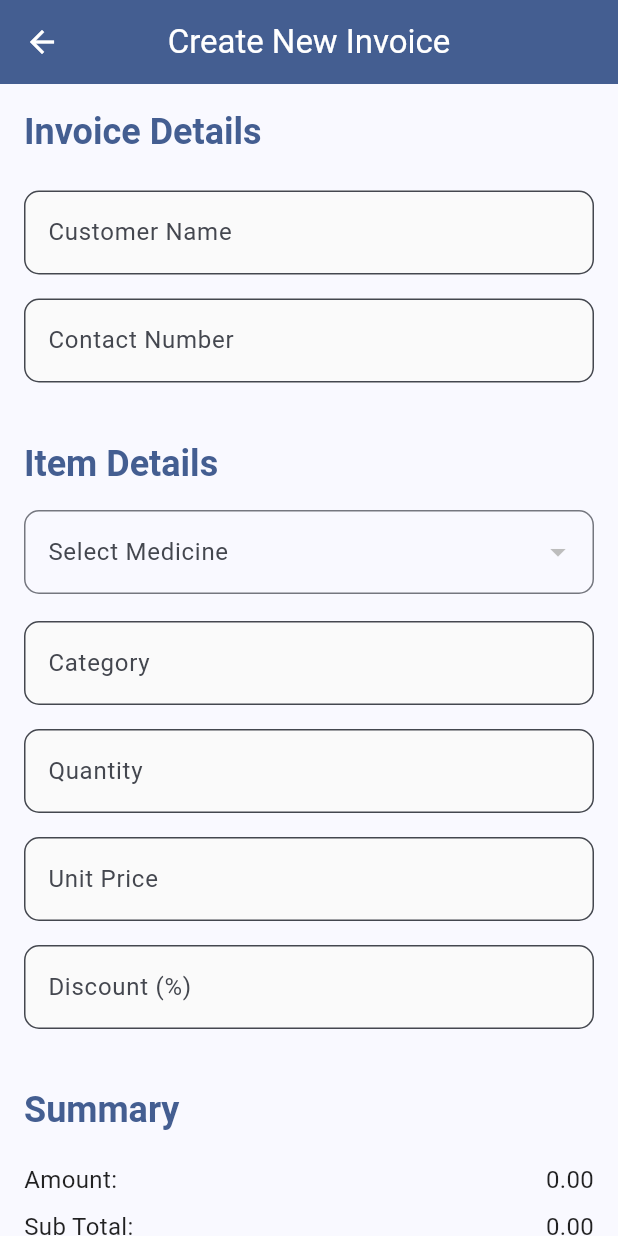
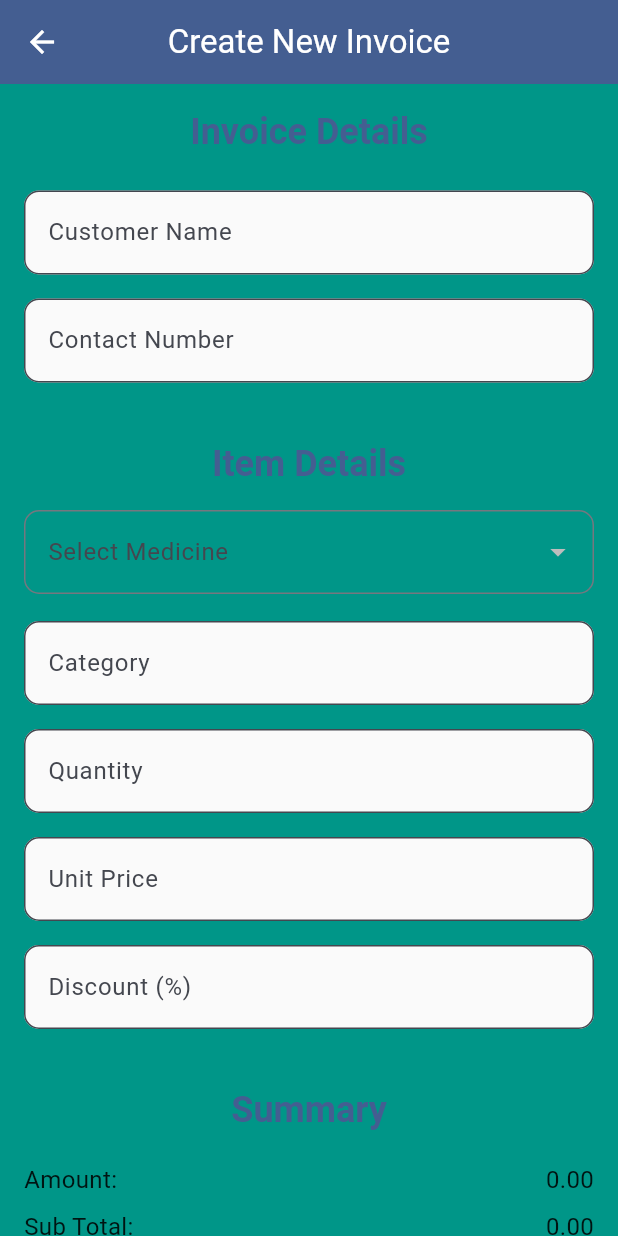
Before and after one commit to OmarFaruq97/pharmacy_management_system_flutter, a Flutter app: the screen it shows after launch, after a tap on "Create-Invoices", on a phone screen of 412 x 824 dp. Run offline on Flutter 3.47's test engine with Material 3 defaults, Android fonts, the phone set to English and light mode, and no system bars; network calls fail.

```diff
--- a/pms_flutter_app/lib/screens/add_medicine_screen.dart
+++ b/pms_flutter_app/lib/screens/add_medicine_screen.dart
@@ -49,7 +49,8 @@ class _AddMedicineScreenState extends State<AddMedicineScreen> {
       };
 
       // Replace with your backend URL
-      const String apiUrl = "http://192.168.0.197:8080/api/inventory/receive";
+      // const String apiUrl = "http://192.168.0.197:8080/api/inventory/receive";
+      const String apiUrl = "http://192.168.0.186:8080/api/inventory/receive";
 
       try {
         final response = await http.post(
--- a/pms_flutter_app/lib/screens/create_invoice.dart
+++ b/pms_flutter_app/lib/screens/create_invoice.dart
@@ -43,7 +43,8 @@ class _CreateInvoiceScreenState extends State<CreateInvoiceScreen> {
   Future<void> _fetchInventory() async {
     try {
       final response = await http.get(
-        Uri.parse('http://192.168.0.197:8080/api/inventory/all'),
+        // Uri.parse('http://192.168.0.197:8080/api/inventory/all'),
+        Uri.parse('http://192.168.0.186:8080/api/inventory/all'),
       );
       if (response.statusCode == 200) {
         final List<dynamic> data = jsonDecode(response.body);
@@ -93,6 +94,7 @@ class _CreateInvoiceScreenState extends State<CreateInvoiceScreen> {
   @override
   Widget build(BuildContext context) {
     return Scaffold(
+      backgroundColor: Colors.teal,
       appBar: AppBar(
         title: const Text('Create New Invoice'),
         centerTitle: true,
@@ -102,7 +104,7 @@ class _CreateInvoiceScreenState extends State<CreateInvoiceScreen> {
       body: SingleChildScrollView(
         padding: const EdgeInsets.all(16.0),
         child: Column(
-          crossAxisAlignment: CrossAxisAlignment.start,
+          crossAxisAlignment: CrossAxisAlignment.center,
           children: [
             Text(
               'Invoice Details',
--- a/pms_flutter_app/lib/screens/inventory_screen.dart
+++ b/pms_flutter_app/lib/screens/inventory_screen.dart
@@ -16,7 +16,8 @@ class _InventoryScreenState extends State<InventoryScreen> {
   bool _isLoading = true;
   String _errorMessage = '';
 
-  final String _baseUrl = 'http://192.168.0.197:8080/api/inventory';
+  // final String _baseUrl = 'http://192.168.0.197:8080/api/inventory';
+  final String _baseUrl = 'http://192.168.0.186:8080/api/inventory';
 
   @override
   void initState() {
```
